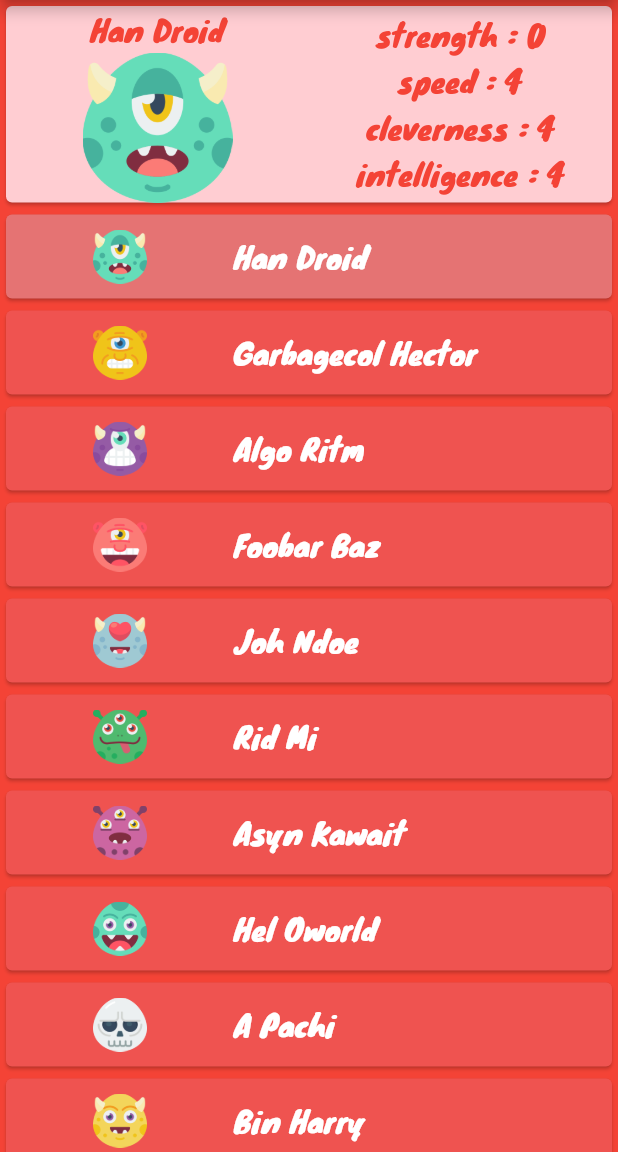
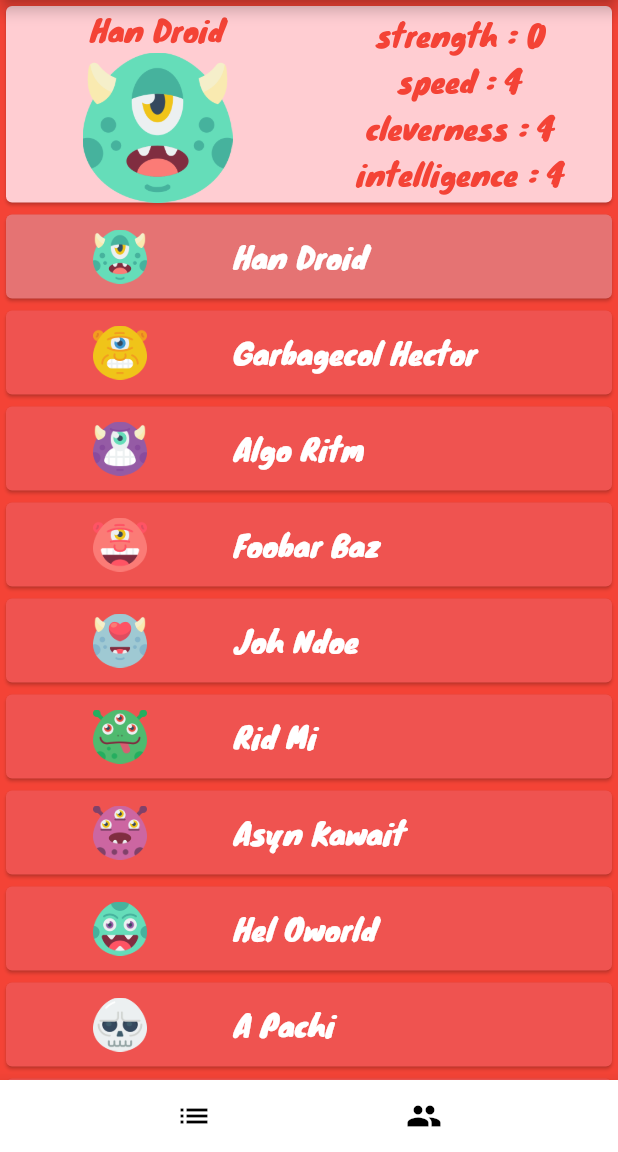
Before and after one commit to Benjamin-Mathieu/flutter_the_battle, a Flutter app: the screen it shows after launch, after a tap on "Han Droid", on a phone screen of 412 x 824 dp, the part 84-1236 px from its top. Run offline on Flutter 3.47's test engine with Material 2 defaults, Android fonts, the phone set to English and light mode, and no system bars.

```diff
--- a/lib/TheBattleApp.dart
+++ b/lib/TheBattleApp.dart
@@ -1,5 +1,6 @@
 import 'package:flutter/material.dart';
 import 'package:the_battle/pages/AllCharactersPage.dart';
+import 'package:the_battle/models/Player.dart';
 
 class TheBattleApp extends StatefulWidget {
   @override
@@ -7,6 +8,10 @@ class TheBattleApp extends StatefulWidget {
 }
 
 class _TheBattleAppState extends State<TheBattleApp> {
+  // final Player _player =
+  //     Player("uuid", "Harry", "Covert", "harry@covert.com", 1);
+  final RouteObserver<PageRoute> routeObserver = RouteObserver<PageRoute>();
+
   @override
   Widget build(BuildContext context) {
     return MaterialApp(
--- a/lib/models/Team.dart
+++ b/lib/models/Team.dart
@@ -7,16 +7,15 @@ class Team {
   final String uuid;
   bool validated = false;
   String name = "My Team";
-  final Player player;
   List<Character> characters;
   static const int maxCharactersNumber = 5;
 
   Team(this.uuid) {
     characters = [];
-    characters.addAll(this.randomAutoSelectedCharacters());
+    characters.addAll(this.randomSelectedCharacters());
   }
 
-  List<Character> randomAutoSelectedCharacters() {
+  List<Character> randomSelectedCharacters() {
     List<Character> randomCharactersList = List.filled(2, null);
 
     Random random = new Random();
--- a/lib/pages/AllCharactersPage.dart
+++ b/lib/pages/AllCharactersPage.dart
@@ -65,6 +65,27 @@ class _AllCharactersPageState extends State<AllCharactersPage> {
           ],
         ),
       ),
+      bottomNavigationBar: BottomAppBar(
+        color: Colors.white,
+        child: IconTheme(
+          data: IconThemeData(color: Colors.black),
+          child: Row(
+            mainAxisAlignment: MainAxisAlignment.spaceEvenly,
+            children: <Widget>[
+              IconButton(
+                tooltip: 'Characters',
+                icon: const Icon(Icons.list),
+                onPressed: () {},
+              ),
+              IconButton(
+                tooltip: 'My Team',
+                icon: const Icon(Icons.people),
+                onPressed: () {},
+              ),
+            ],
+          ),
+        ),
+      ),
     );
   }
 }
--- a/lib/pages/MyHomePage.dart
+++ b/lib/pages/MyHomePage.dart
@@ -29,6 +29,7 @@ class _MyHomePageState extends State<MyHomePage> {
             ),
           ],
         ),
-        ));
+      ),
+    );
   }
 }
```
Also changed, not shown: lib/pages/TeamPage.dart (added, +11 -0 lines). Lines whose indentation alone changed are shown as unchanged.
